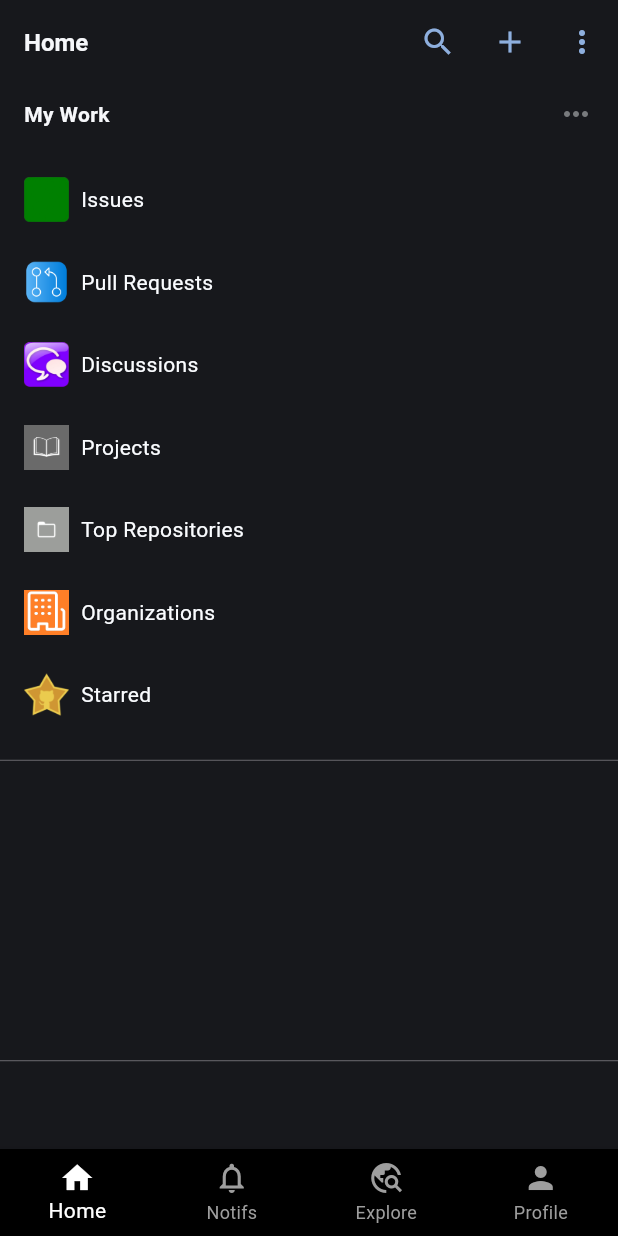
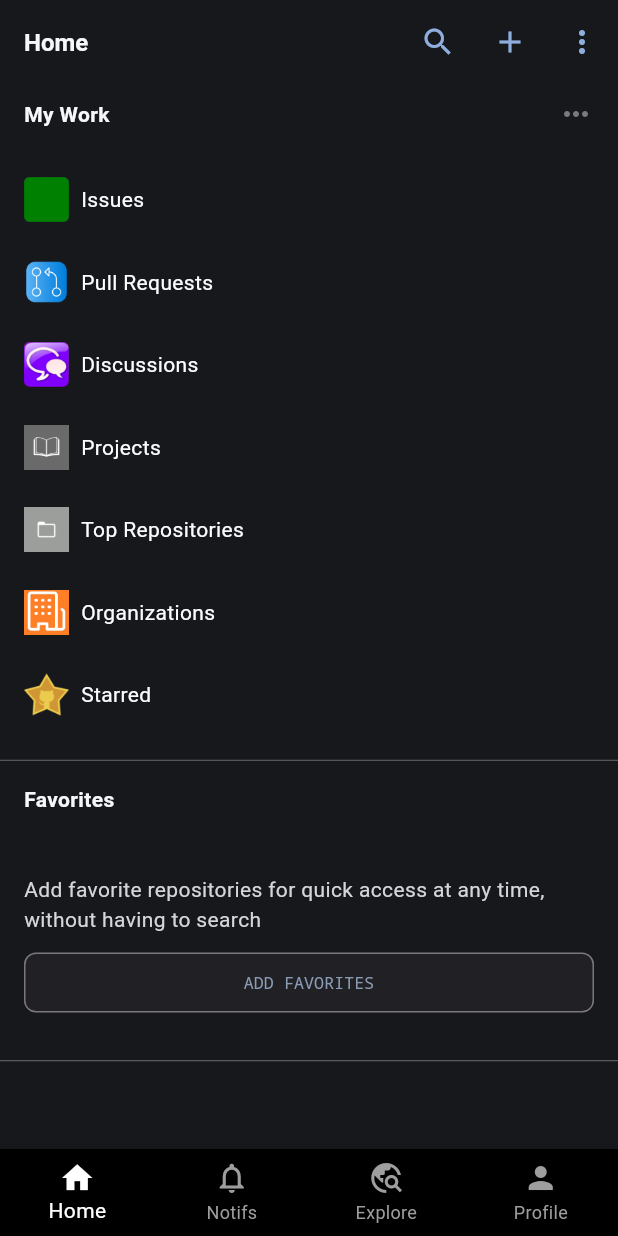
Before and after one commit to shreeyansh64/github, a Flutter app: the screen it shows after launch, on a phone screen of 412 x 824 dp. Run offline on Flutter 3.47's test engine with Material 3 defaults, Android fonts, the light colour scheme and no system bars.

Commit message:
Added favorites section in HomePage

```diff
--- a/lib/pages/homepage.dart
+++ b/lib/pages/homepage.dart
@@ -18,7 +18,7 @@
           style: TextStyle(
             color: Color.fromARGB(255, 246, 247, 250),
             fontSize: 16.0,
-            fontWeight: FontWeight.w700
+            fontWeight: FontWeight.w700,
           ),
         ),
         actions: [
@@ -61,7 +61,7 @@
                           "My Work",
                           style: TextStyle(
                             color: Color.fromARGB(255, 246, 247, 250),
-                            fontWeight: FontWeight.w700
+                            fontWeight: FontWeight.w700,
                           ),
                         ),
                         Icon(
@@ -203,7 +203,7 @@
                         ),
                       ],
                     ),
-                  )
+                  ),
                 ],
               ),
             ),
@@ -216,6 +216,57 @@
               color: Color.fromARGB(255, 23, 24, 28),
               height: 200,
               width: double.infinity,
+              child: Column(
+                crossAxisAlignment: CrossAxisAlignment.start,
+                children: [
+                  Padding(
+                    padding: const EdgeInsets.only(
+                      top: 16.0,
+                      left: 16.0,
+                      bottom: 40.0,
+                    ),
+                    child: Text(
+                      "Favorites",
+                      style: TextStyle(
+                        color: Color.fromARGB(255, 246, 247, 250),
+                        fontWeight: FontWeight.w700,
+                      ),
+                    ),
+                  ),
+                  Padding(
+                    padding: const EdgeInsets.only(left: 16.0, right: 16.0),
+                    child: Text(
+                      "Add favorite repositories for quick access at any time, without having to search",
+                      style: TextStyle(
+                        color: Color.fromARGB(255, 212, 214, 217),
+                      ),
+                    ),
+                  ),
+                  Padding(
+                    padding: const EdgeInsets.only(right: 16.0, left: 16.0,top: 8.0),
+                    child: Container(
+                      width: double.infinity,
+                      child: OutlinedButton(
+                        onPressed: () {
+                          print("Add favorite clicked.");
+                        },
+                        style: OutlinedButton.styleFrom(
+                          backgroundColor: Color.fromARGB(255,33, 32, 36),
+                          shape: RoundedRectangleBorder(borderRadius: BorderRadius.circular(8))
+                        ),
+                        child: Text(
+                          "ADD FAVORITES",
+                          style: TextStyle(
+                            color: Color.fromARGB(255, 138, 156, 181),
+                            fontFamily : 'monospace',
+                            fontSize: 11.0
+                          ),
+                        ),
+                      ),
+                    ),
+                  ),
+                ],
+              ),
             ),
             Divider(
               thickness: 1,
```
